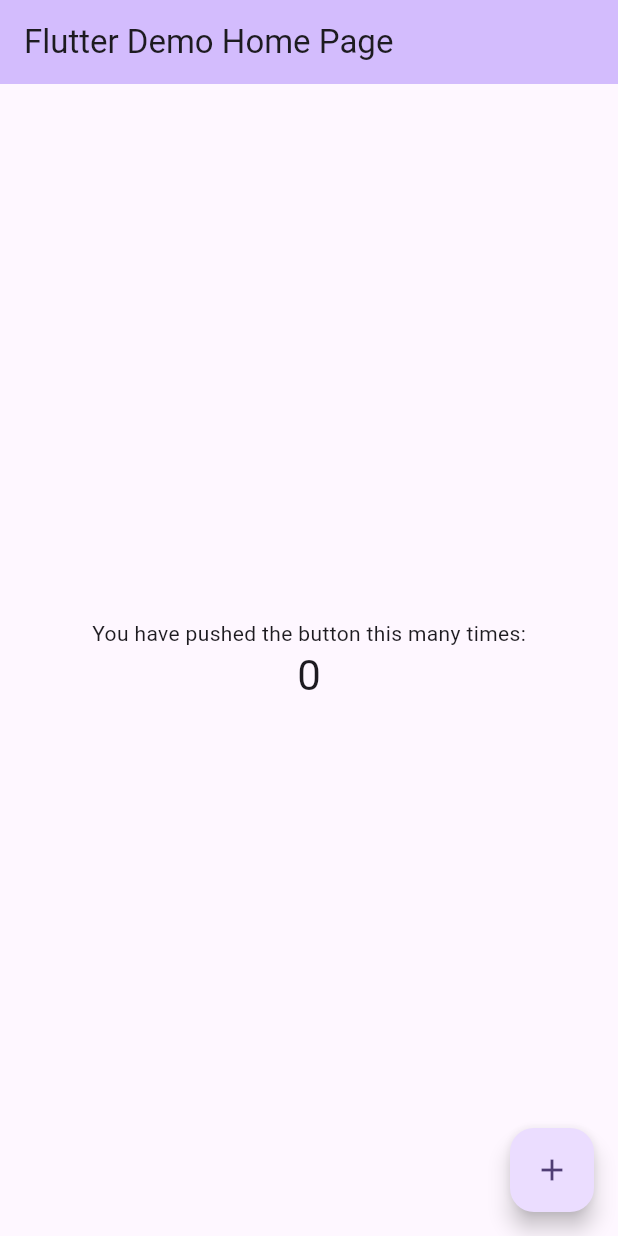
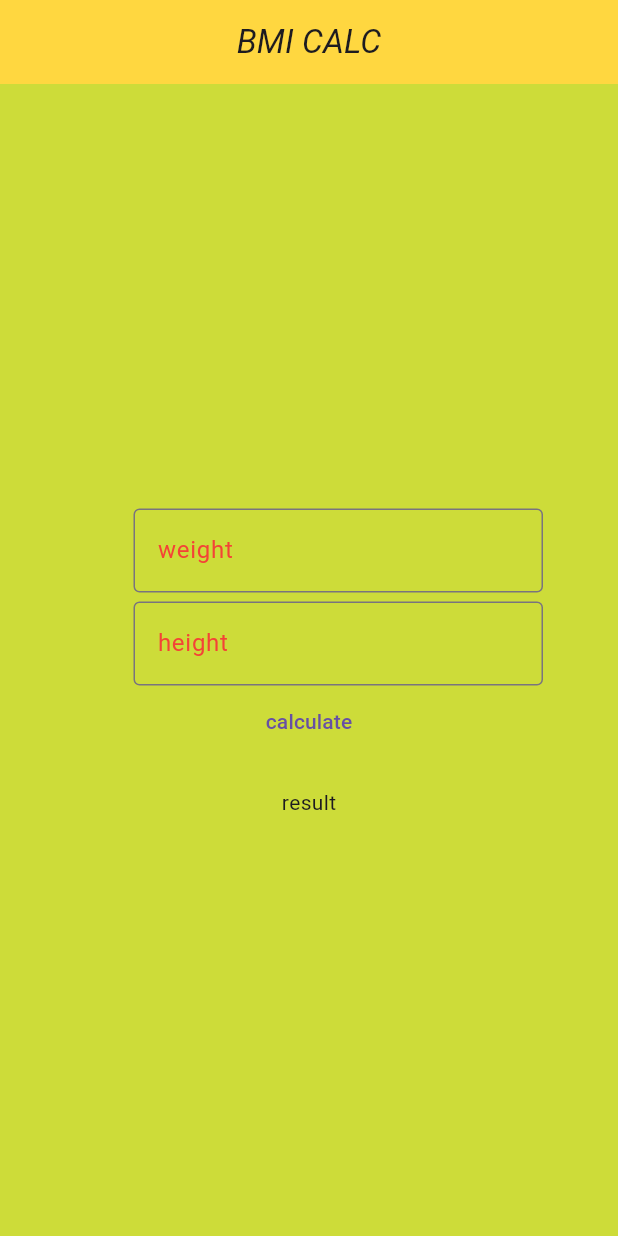
Before and after one commit to sherinhamna/bmicalnew, a Flutter app: the screen it shows after launch, on a phone screen of 412 x 824 dp. Run offline on Flutter 3.47's test engine with Material 3 defaults, Android fonts, the phone set to English and light mode, and no system bars.

Commit message:
height weight

```diff
--- /dev/null
+++ b/lib/bmicalc.dart
@@ -0,0 +1,71 @@
+import 'package:flutter/material.dart';
+
+class BmiCalc extends StatefulWidget {
+  const BmiCalc({Key? key}) : super(key: key);
+
+  @override
+  State<BmiCalc> createState() => _BmiCalcState();
+}
+
+class _BmiCalcState extends State<BmiCalc> {
+  TextEditingController height=TextEditingController();
+  TextEditingController weight=TextEditingController();
+  double h_value=0;
+  double w_value=0;
+  double result=0;
+  void calculate(){
+    h_value=double.parse(height.text);
+    w_value=double.parse(weight.text);
+    result=w_value/(h_value*h_value);
+    print(result);
+  }
+  @override
+  Widget build(BuildContext context) {
+    return Scaffold(
+      backgroundColor: Colors.lime,
+      appBar: AppBar(
+        centerTitle: true,
+        title: Text('BMI CALC',style: TextStyle(fontStyle: FontStyle.italic),),
+        backgroundColor: Colors.amberAccent,
+      ),
+      body: Column(
+        mainAxisAlignment: MainAxisAlignment.center,
+          children: [
+            SizedBox(height: 4,width: 50,),
+        Padding(
+          padding: const EdgeInsets.only(left: 89.0,right: 50.0),
+          child: TextField(
+            controller: weight,
+            decoration: InputDecoration(
+            border: OutlineInputBorder(),
+            hintText: 'weight',
+            hintStyle: TextStyle(color: Colors.red),
+          ),
+          ),
+        ),
+           SizedBox(height: 6,width: 50,),
+            Padding(
+              padding: const EdgeInsets.only(left: 89.0,right: 50.0),
+              child: TextField(
+                controller: height,
+                decoration: InputDecoration(
+                  border: OutlineInputBorder(),
+                  hintText: 'height',
+                  hintStyle: TextStyle(color: Colors.red),
+                ),
+              ),
+            ),
+            TextButton(onPressed: ()
+            {
+              setState(() {
+
+              calculate();
+              });
+            },
+                child: Text('calculate')),
+            SizedBox(height: 20,),
+            Text('result')
+      ]),
+    );
+  }
+}
--- a/lib/main.dart
+++ b/lib/main.dart
@@ -1,125 +1,7 @@
+import 'package:bmi_calculator/bmicalc.dart';
 import 'package:flutter/material.dart';
 
-void main() {
-  runApp(const MyApp());
+void main(){
+  runApp(MaterialApp(home: BmiCalc(),));
+
 }
-
-class MyApp extends StatelessWidget {
-  const MyApp({super.key});
-
-  // This widget is the root of your application.
-  @override
-  Widget build(BuildContext context) {
-    return MaterialApp(
-      title: 'Flutter Demo',
-      theme: ThemeData(
-        // This is the theme of your application.
-        //
-        // TRY THIS: Try running your application with "flutter run". You'll see
-        // the application has a purple toolbar. Then, without quitting the app,
-        // try changing the seedColor in the colorScheme below to Colors.green
-        // and then invoke "hot reload" (save your changes or press the "hot
-        // reload" button in a Flutter-supported IDE, or press "r" if you used
-        // the command line to start the app).
-        //
-        // Notice that the counter didn't reset back to zero; the application
-        // state is not lost during the reload. To reset the state, use hot
-        // restart instead.
-        //
-        // This works for code too, not just values: Most code changes can be
-        // tested with just a hot reload.
-        colorScheme: ColorScheme.fromSeed(seedColor: Colors.deepPurple),
-        useMaterial3: true,
-      ),
-      home: const MyHomePage(title: 'Flutter Demo Home Page'),
-    );
-  }
-}
-
-class MyHomePage extends StatefulWidget {
-  const MyHomePage({super.key, required this.title});
-
-  // This widget is the home page of your application. It is stateful, meaning
-  // that it has a State object (defined below) that contains fields that affect
-  // how it looks.
-
-  // This class is the configuration for the state. It holds the values (in this
-  // case the title) provided by the parent (in this case the App widget) and
-  // used by the build method of the State. Fields in a Widget subclass are
-  // always marked "final".
-
-  final String title;
-
-  @override
-  State<MyHomePage> createState() => _MyHomePageState();
-}
-
-class _MyHomePageState extends State<MyHomePage> {
-  int _counter = 0;
-
-  void _incrementCounter() {
-    setState(() {
-      // This call to setState tells the Flutter framework that something has
-      // changed in this State, which causes it to rerun the build method below
-      // so that the display can reflect the updated values. If we changed
-      // _counter without calling setState(), then the build method would not be
-      // called again, and so nothing would appear to happen.
-      _counter++;
-    });
-  }
-
-  @override
-  Widget build(BuildContext context) {
-    // This method is rerun every time setState is called, for instance as done
-    // by the _incrementCounter method above.
-    //
-    // The Flutter framework has been optimized to make rerunning build methods
-    // fast, so that you can just rebuild anything that needs updating rather
-    // than having to individually change instances of widgets.
-    return Scaffold(
-      appBar: AppBar(
-        // TRY THIS: Try changing the color here to a specific color (to
-        // Colors.amber, perhaps?) and trigger a hot reload to see the AppBar
-        // change color while the other colors stay the same.
-        backgroundColor: Theme.of(context).colorScheme.inversePrimary,
-        // Here we take the value from the MyHomePage object that was created by
-        // the App.build method, and use it to set our appbar title.
-        title: Text(widget.title),
-      ),
-      body: Center(
-        // Center is a layout widget. It takes a single child and positions it
-        // in the middle of the parent.
-        child: Column(
-          // Column is also a layout widget. It takes a list of children and
-          // arranges them vertically. By default, it sizes itself to fit its
-          // children horizontally, and tries to be as tall as its parent.
-          //
-          // Column has various properties to control how it sizes itself and
-          // how it positions its children. Here we use mainAxisAlignment to
-          // center the children vertically; the main axis here is the vertical
-          // axis because Columns are vertical (the cross axis would be
-          // horizontal).
-          //
-          // TRY THIS: Invoke "debug painting" (choose the "Toggle Debug Paint"
-          // action in the IDE, or press "p" in the console), to see the
-          // wireframe for each widget.
-          mainAxisAlignment: MainAxisAlignment.center,
-          children: <Widget>[
-            const Text(
-              'You have pushed the button this many times:',
-            ),
-            Text(
-              '$_counter',
-              style: Theme.of(context).textTheme.headlineMedium,
-            ),
-          ],
-        ),
-      ),
-      floatingActionButton: FloatingActionButton(
-        onPressed: _incrementCounter,
-        tooltip: 'Increment',
-        child: const Icon(Icons.add),
-      ), // This trailing comma makes auto-formatting nicer for build methods.
-    );
-  }
-}
```
